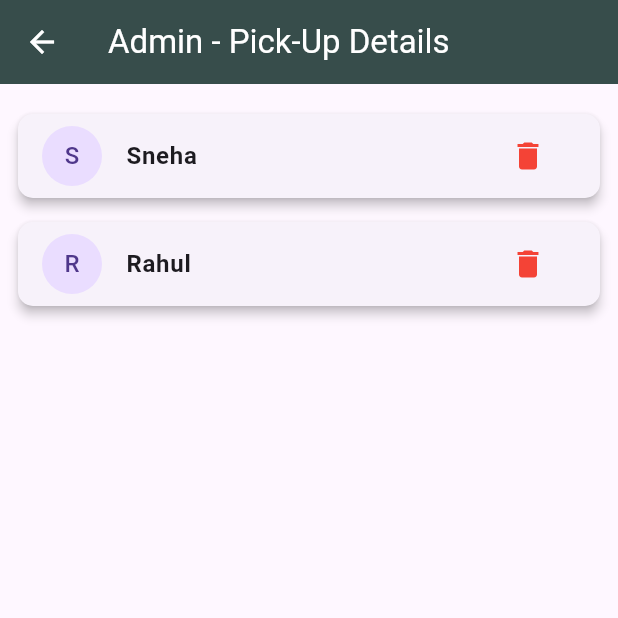
After one commit to YashviHarsora1710/flutter_project, a Flutter app: the AdminPanel screen opened directly, after a tap on "Pick Up", on a phone screen of 412 x 824 dp, the top half of it. The commit adds this screen. Run offline on Flutter 3.47's test engine with Material 3 defaults, Android fonts, the light colour scheme and no system bars; our stand-ins replace image_picker, open_filex, shared_preferences; accounts and stored records are empty.

```diff
--- a/lib/main.dart
+++ b/lib/main.dart
@@ -1,29 +1,51 @@
-import 'package:document_helper_app/screens/admin.dart';
 import 'package:flutter/material.dart';
-import 'package:document_helper_app/screens/splash_screen.dart';
-import 'package:document_helper_app/screens/login_screen.dart';
-import 'package:document_helper_app/screens/signup_screen.dart';
-import 'package:document_helper_app/screens/main_navigation.dart';
-import 'package:document_helper_app/screens/services_screen.dart';
-import 'package:permission_handler/permission_handler.dart';
+import 'package:shared_preferences/shared_preferences.dart';
+import 'screens/main_navigation.dart';
 
-void main() {
-  runApp(const MyApp());
+void main() async {
+  WidgetsFlutterBinding.ensureInitialized();
+  final prefs = await SharedPreferences.getInstance();
+  final isDarkMode = prefs.getBool("isDarkMode") ?? false;
+
+  runApp(MyApp(isDarkMode: isDarkMode));
 }
 
-class MyApp extends StatelessWidget {
-  const MyApp({super.key});
+class MyApp extends StatefulWidget {
+  final bool isDarkMode;
+  const MyApp({super.key, required this.isDarkMode});
+
+  @override
+  State<MyApp> createState() => _MyAppState();
+}
+
+class _MyAppState extends State<MyApp> {
+  late bool _isDarkMode;
+
+  @override
+  void initState() {
+    super.initState();
+    _isDarkMode = widget.isDarkMode;
+  }
+
+  void toggleTheme(bool darkMode) async {
+    final prefs = await SharedPreferences.getInstance();
+    await prefs.setBool("isDarkMode", darkMode);
+    setState(() {
+      _isDarkMode = darkMode;
+    });
+  }
 
   @override
   Widget build(BuildContext context) {
     return MaterialApp(
       title: 'Digi Docs Desk',
       debugShowCheckedModeBanner: false,
-      theme: ThemeData(
-        colorScheme: ColorScheme.fromSeed(seedColor: Colors.deepPurple),
-        useMaterial3: true,
+      theme: ThemeData.light(),
+      darkTheme: ThemeData.dark(),
+      themeMode: _isDarkMode ? ThemeMode.dark : ThemeMode.light,
+      home: MainNavigation(
+        onThemeChanged: toggleTheme, // pass function
       ),
-      home: LoginScreen(),
     );
   }
 }
--- a/lib/screens/admin.dart
+++ b/lib/screens/admin.dart
@@ -3,6 +3,8 @@ import 'package:document_helper_app/screens/admin_home_screen.dart';
 import 'package:document_helper_app/screens/admin_profile_screen.dart';
 import 'package:document_helper_app/screens/admin_services_screen.dart';
 import 'package:flutter/material.dart';
+
+import 'admin_pickup_screen.dart';
 
 class AdminPanel extends StatelessWidget {
   const AdminPanel({super.key});
@@ -64,6 +66,14 @@ class AdminPanel extends StatelessWidget {
                   subtitle: "Manage available services",
                   page: const AdminServicesScreen(),
                   gradient: [Colors.orange, Colors.deepOrangeAccent],
+                ),
+                _buildServiceCard(
+                  context,
+                  icon: Icons.local_shipping,
+                  title: "Pick Up",
+                  subtitle: "Manage pickup requests",
+                  page: const AdminPickupScreen(),
+                  gradient: [Colors.cyan, Colors.teal],
                 ),
                 _buildServiceCard(
                   context,
--- /dev/null
+++ b/lib/screens/admin_pickup_screen.dart
@@ -0,0 +1,94 @@
+import 'package:flutter/material.dart';
+import 'admin_pickup_detail_screen.dart';
+
+class AdminPickupScreen extends StatefulWidget {
+  const AdminPickupScreen({super.key});
+
+  @override
+  State<AdminPickupScreen> createState() => _AdminPickupScreenState();
+}
+
+class _AdminPickupScreenState extends State<AdminPickupScreen> {
+  // List of requests
+  List<Map<String, String>> pickupRequests = [
+    {
+      "name": "Sneha",
+      "phone": "1234567890",
+      "pickup": "RK University",
+      "drop": "Ahmedabad",
+      "date": "30-09-2025",
+      "time": "6:30 PM",
+    },
+    {
+      "name": "Rahul",
+      "phone": "9876543210",
+      "pickup": "Rajkot",
+      "drop": "Surat",
+      "date": "01-10-2025",
+      "time": "10:00 AM",
+    },
+  ];
+
+  void deleteRequest(int index) {
+    setState(() {
+      pickupRequests.removeAt(index);
+    });
+    ScaffoldMessenger.of(context).showSnackBar(
+      const SnackBar(content: Text("Request deleted successfully")),
+    );
+  }
+
+  @override
+  Widget build(BuildContext context) {
+    return Scaffold(
+      appBar: AppBar(
+        title: const Text("Admin - Pick-Up Details"),
+        backgroundColor: const Color.fromARGB(255, 55, 77, 75),
+        foregroundColor: Colors.white,
+      ),
+      body: ListView.builder(
+        padding: const EdgeInsets.all(12),
+        itemCount: pickupRequests.length,
+        itemBuilder: (context, index) {
+          final request = pickupRequests[index];
+
+          return Card(
+            margin: const EdgeInsets.symmetric(vertical: 8),
+            shape: RoundedRectangleBorder(
+              borderRadius: BorderRadius.circular(10),
+            ),
+            elevation: 3,
+            child: ListTile(
+              leading: CircleAvatar(child: Text(request["name"]![0])),
+              title: Text(
+                request["name"]!,
+                style: const TextStyle(
+                  fontSize: 16,
+                  fontWeight: FontWeight.w600,
+                ),
+              ),
+              trailing: IconButton(
+                icon: const Icon(Icons.delete, color: Colors.red),
+                onPressed: () => deleteRequest(index),
+              ),
+              onTap: () {
+                Navigator.push(
+                  context,
+                  MaterialPageRoute(
+                    builder: (_) => PickupDetailScreen(
+                      request: request,
+                      onDelete: () {
+                        deleteRequest(index);
+                        Navigator.pop(context); // close detail screen
+                      },
+                    ),
+                  ),
+                );
+              },
+            ),
+          );
+        },
+      ),
+    );
+  }
+}
```
Also changed, not shown: lib/screens/admin_pickup_detail_screen.dart (added, +59 -0 lines), lib/screens/home_screen.dart (+20 -14 lines), lib/screens/login_screen.dart (+7 -2 lines), lib/screens/main_navigation.dart (+16 -10 lines), lib/screens/profile_screen.dart (+21 -9 lines), lib/screens/theme_provider.dart (deleted, +0 -29 lines), 1 other file.
